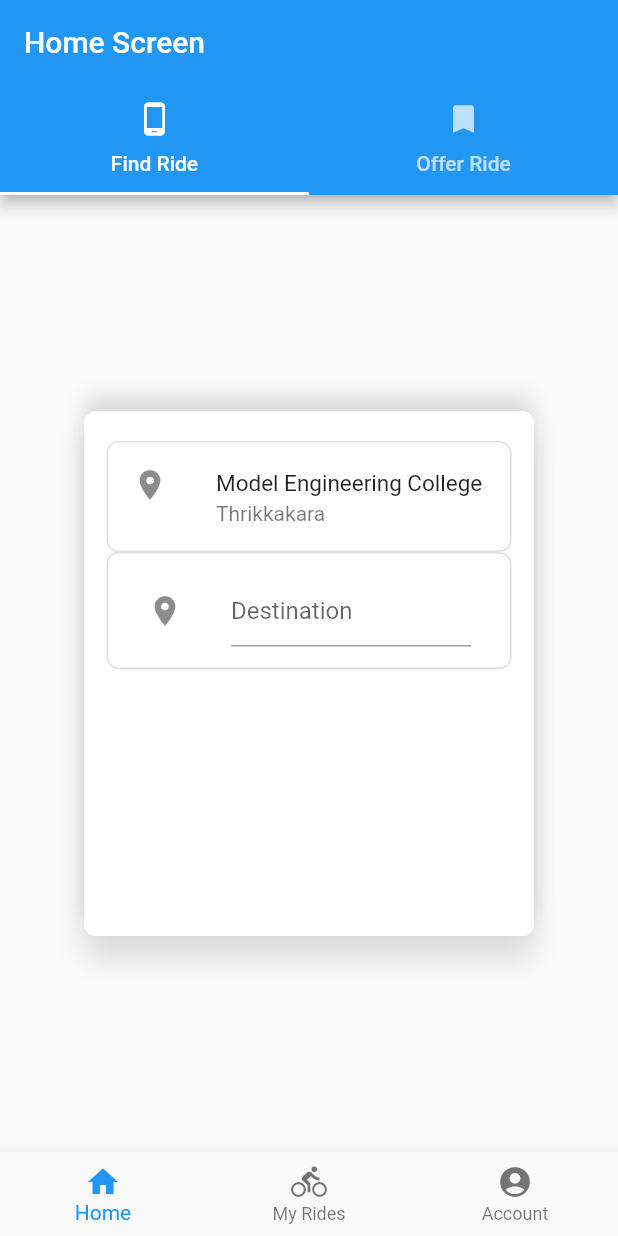
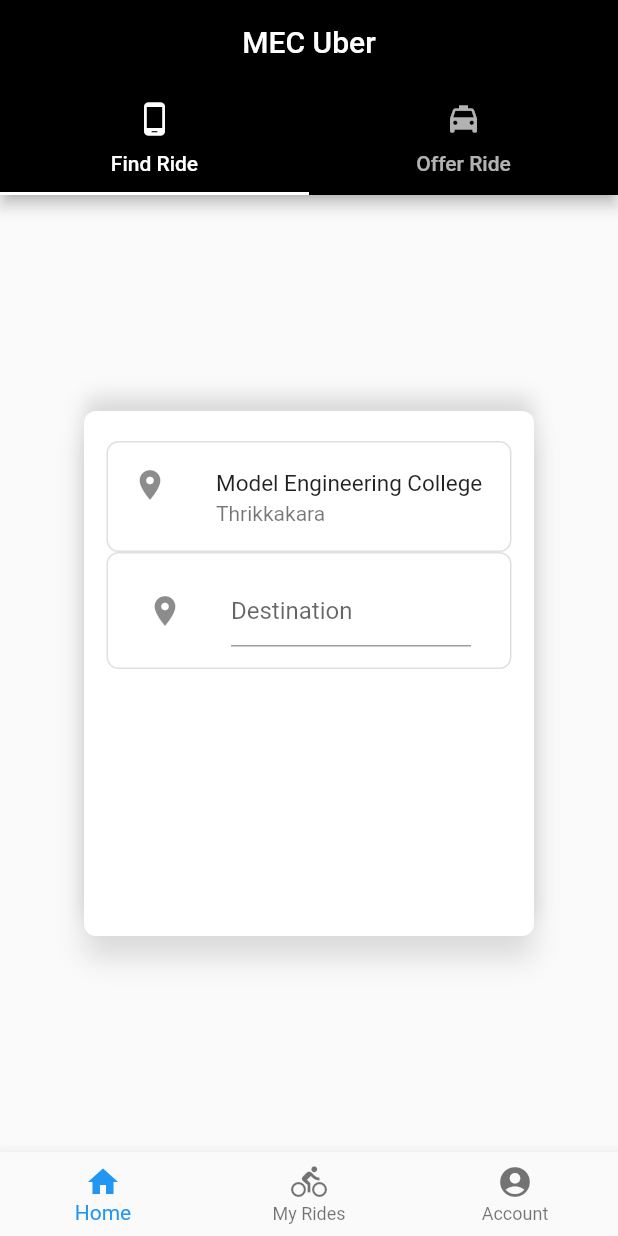
Before and after one commit to Nikhil713/MecDrive-Prototype, a Flutter app: the screen it shows after launch, on a phone screen of 412 x 824 dp. Run offline on Flutter 3.47's test engine with Material 2 defaults, Android fonts, the phone set to English and light mode, and no system bars.

Commit message:
tab bar color changed

```diff
--- a/lib/HomeScreen/homeScreen.dart
+++ b/lib/HomeScreen/homeScreen.dart
@@ -26,19 +26,22 @@ class _HomeScreenState extends State<HomeScreen> {
       length: 2,
       child: Scaffold(
         appBar: AppBar(
+          backgroundColor: Colors.black,
+          centerTitle: true,
           bottom: TabBar(
+            indicatorColor: Colors.white,
             tabs: <Widget>[
               Tab(
                 icon: Icon(Icons.phone_android),
                 text: "Find Ride",
               ),
               Tab(
-                icon: Icon(Icons.bookmark),
+                icon: Icon(Icons.local_taxi),
                 text: "Offer Ride",
               )
             ],
           ),
-          title: Text("Home Screen"),
+          title: Text("MEC Uber"),
         ),
         body: TabBarView(
           children: <Widget>[
```
